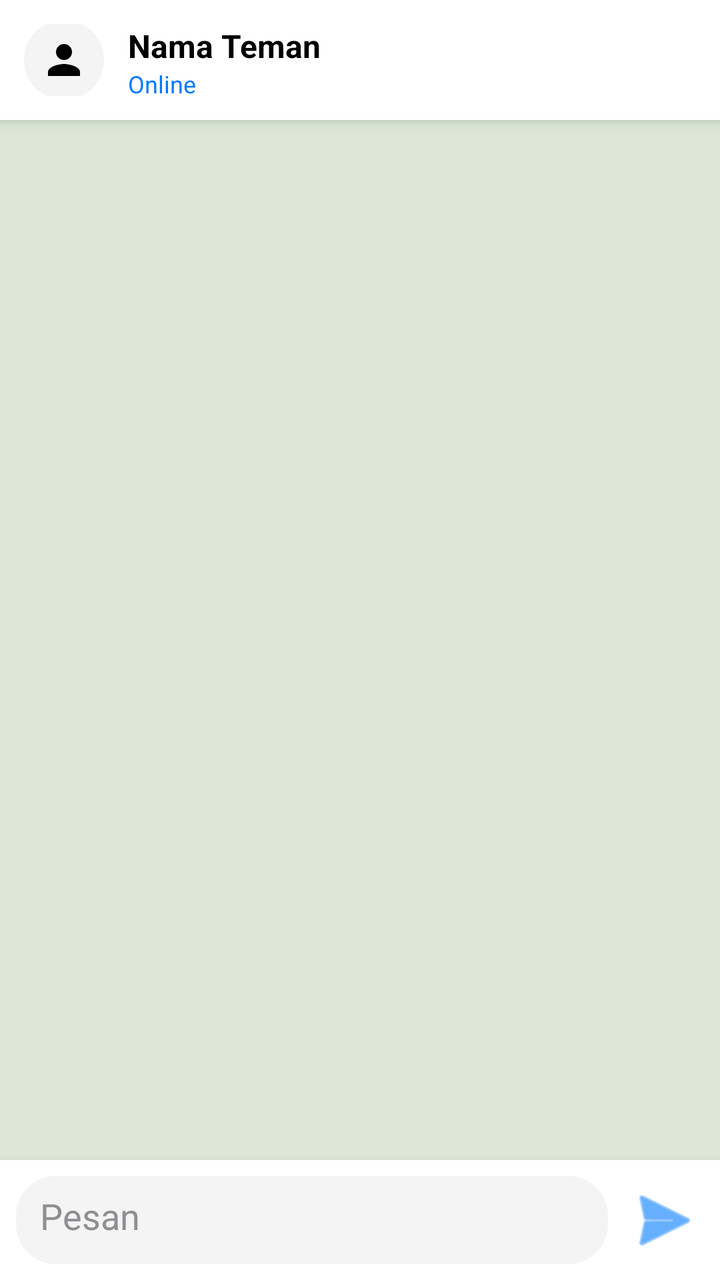
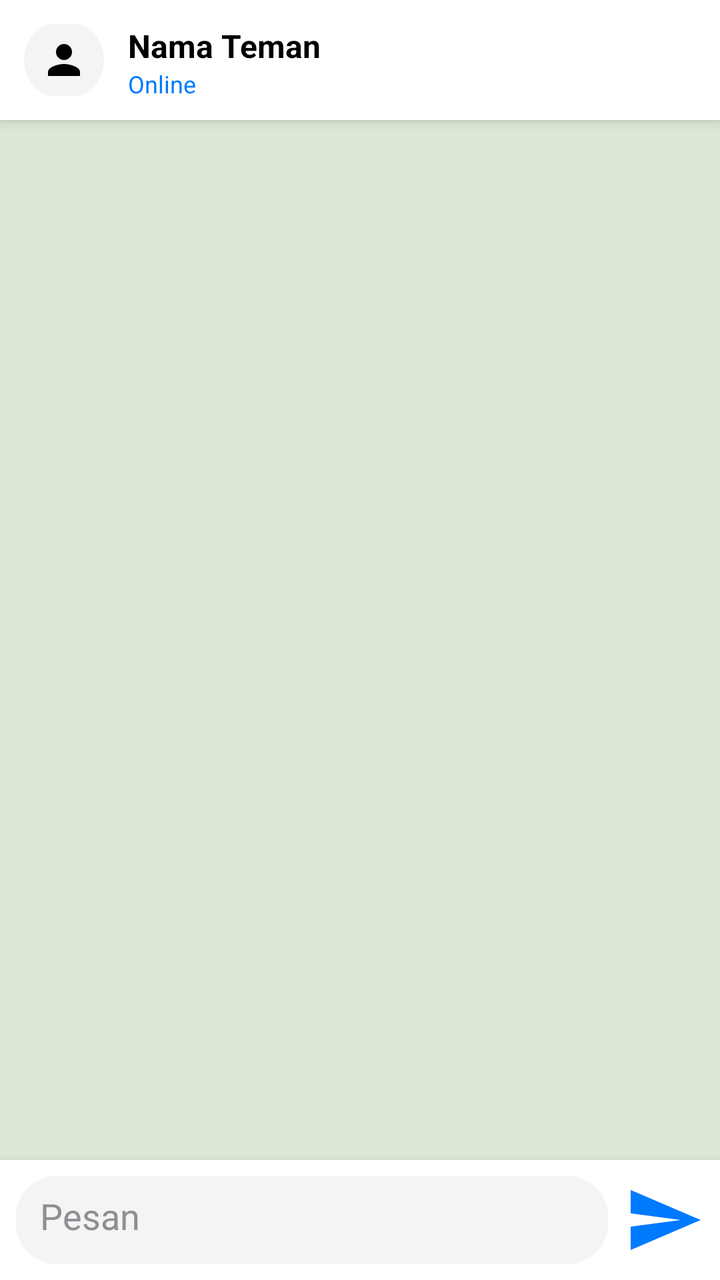

Screens rendered from an Android XML layout before and after an edit, with the pre-edit source and the edit as a unified diff.
<!-- AndroidManifest.xml: application theme Theme.Material3.Light.NoActionBar -->
<!-- res/layout/activity_chat_room.xml -->
<?xml version="1.0" encoding="utf-8"?>
<androidx.constraintlayout.widget.ConstraintLayout xmlns:android="http://schemas.android.com/apk/res/android"
    xmlns:app="http://schemas.android.com/apk/res-auto"
    android:layout_width="match_parent" android:layout_height="match_parent"
    android:background="@drawable/bg_chat_telegram">

    
    <LinearLayout android:id="@+id/headerChat" android:layout_width="match_parent" android:layout_height="60dp"
        android:background="@color/tg_bg" android:elevation="4dp" android:orientation="horizontal"
        android:gravity="center_vertical" android:padding="12dp" app:layout_constraintTop_toTopOf="parent">
        
        <ImageView android:layout_width="40dp" android:layout_height="40dp"
            android:src="@drawable/ic_wa_profile" android:background="@drawable/bg_avatar_circle" android:padding="8dp" android:layout_marginEnd="12dp"/>
        
        <LinearLayout android:layout_width="0dp" android:layout_height="wrap_content" android:layout_weight="1" android:orientation="vertical">
            <TextView android:id="@+id/tvChatName" android:layout_width="wrap_content" android:layout_height="wrap_content"
                android:text="Nama Teman" android:textColor="@color/tg_text" android:textSize="16sp" android:textStyle="bold"/>
            <TextView android:id="@+id/tvChatStatus" android:layout_width="wrap_content" android:layout_height="wrap_content"
                android:text="Online" android:textColor="@color/tg_blue" android:textSize="12sp"/>
        </LinearLayout>
    </LinearLayout>

    
    <androidx.recyclerview.widget.RecyclerView android:id="@+id/rvMessages"
        android:layout_width="match_parent" android:layout_height="0dp" android:padding="8dp"
        app:layout_constraintTop_toBottomOf="@id/headerChat" app:layout_constraintBottom_toTopOf="@id/bottomInput" />

    
    <LinearLayout android:id="@+id/bottomInput" android:layout_width="match_parent" android:layout_height="60dp"
        android:background="@color/tg_bg" android:elevation="8dp" android:orientation="horizontal"
        android:gravity="center_vertical" android:padding="8dp" app:layout_constraintBottom_toBottomOf="parent">

        <EditText android:id="@+id/etMessage" android:layout_width="0dp" android:layout_height="wrap_content"
            android:layout_weight="1" android:hint="Pesan" android:textColorHint="@color/tg_text_gray"
            android:textColor="@color/tg_text" android:background="@drawable/bg_search_telegram" android:padding="12dp" />

        <ImageView android:id="@+id/btnSend" android:layout_width="40dp" android:layout_height="40dp"
            android:src="@android:drawable/ic_menu_send" app:tint="@color/tg_blue" android:layout_marginStart="8dp"/>
    </LinearLayout>
</androidx.constraintlayout.widget.ConstraintLayout>
<!-- resources referenced by this layout -->
<resources>
  <color name="tg_bg">#FFFFFF</color>
  <color name="tg_blue">#007AFF</color>
  <color name="tg_text">#000000</color>
  <color name="tg_text_gray">#8E8E93</color>
  <!-- drawable bg_avatar_circle (drawable) -->
  <?xml version="1.0" encoding="utf-8"?>
  <shape xmlns:android="http://schemas.android.com/apk/res/android" android:shape="oval">
      <solid android:color="@color/tg_bg_gray" />
  </shape>
  <!-- drawable bg_chat_telegram (drawable) -->
  <?xml version="1.0" encoding="utf-8"?>
  <shape xmlns:android="http://schemas.android.com/apk/res/android">
      <solid android:color="@color/tg_chat_bg"/>
  </shape>
  <!-- drawable bg_search_telegram (drawable) -->
  <?xml version="1.0" encoding="utf-8"?>
  <shape xmlns:android="http://schemas.android.com/apk/res/android">
      <solid android:color="@color/tg_bg_gray" />
      <corners android:radius="20dp" />
  </shape>
  <!-- drawable ic_wa_profile (drawable) -->
  <vector xmlns:android="http://schemas.android.com/apk/res/android" android:width="24dp" android:height="24dp" android:viewportWidth="24" android:viewportHeight="24">
      <path android:fillColor="#000000" android:pathData="M12,12c2.21,0 4,-1.79 4,-4s-1.79,-4 -4,-4 -4,1.79 -4,4 1.79,4 4,4zM12,14c-2.67,0 -8,1.34 -8,4v2h16v-2c0,-2.66 -5.33,-4 -8,-4z"/>
  </vector>
  <color name="tg_bg_gray">#F4F4F5</color>
  <color name="tg_chat_bg">#DCE8D5</color>
</resources>

<!-- the commit's change to res/layout/activity_chat_room.xml (unified diff, before → after) -->
@@ -35,6 +35,6 @@
             android:textColor="@color/tg_text" android:background="@drawable/bg_search_telegram" android:padding="12dp" />
 
         <ImageView android:id="@+id/btnSend" android:layout_width="40dp" android:layout_height="40dp"
-            android:src="@android:drawable/ic_menu_send" app:tint="@color/tg_blue" android:layout_marginStart="8dp"/>
+            android:src="@drawable/ic_send_telegram" app:tint="@color/tg_blue" android:layout_marginStart="8dp"/>
     </LinearLayout>
 </androidx.constraintlayout.widget.ConstraintLayout>
<!-- resource entries referenced after the edit -->
@@ -20,6 +20,10 @@
       <solid android:color="@color/tg_bg_gray" />
       <corners android:radius="20dp" />
   </shape>
+  <!-- drawable ic_send_telegram (drawable) -->
+  <vector xmlns:android="http://schemas.android.com/apk/res/android" android:width="24dp" android:height="24dp" android:viewportWidth="24" android:viewportHeight="24">
+      <path android:fillColor="#007AFF" android:pathData="M2.01,21L23,12 2.01,3 2,10l15,2 -15,2z"/>
+  </vector>
   <!-- drawable ic_wa_profile (drawable) -->
   <vector xmlns:android="http://schemas.android.com/apk/res/android" android:width="24dp" android:height="24dp" android:viewportWidth="24" android:viewportHeight="24">
       <path android:fillColor="#000000" android:pathData="M12,12c2.21,0 4,-1.79 4,-4s-1.79,-4 -4,-4 -4,1.79 -4,4 1.79,4 4,4zM12,14c-2.67,0 -8,1.34 -8,4v2h16v-2c0,-2.66 -5.33,-4 -8,-4z"/>
